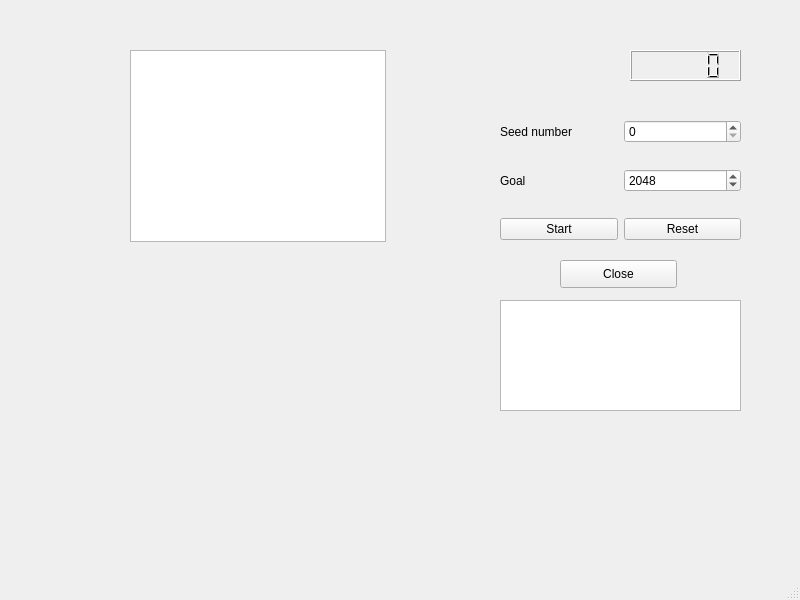
The window that student/12/numbers_gui/mainwindow.ui (teanre/programming-2-projects) describes before a commit, drawn with Qt 5.
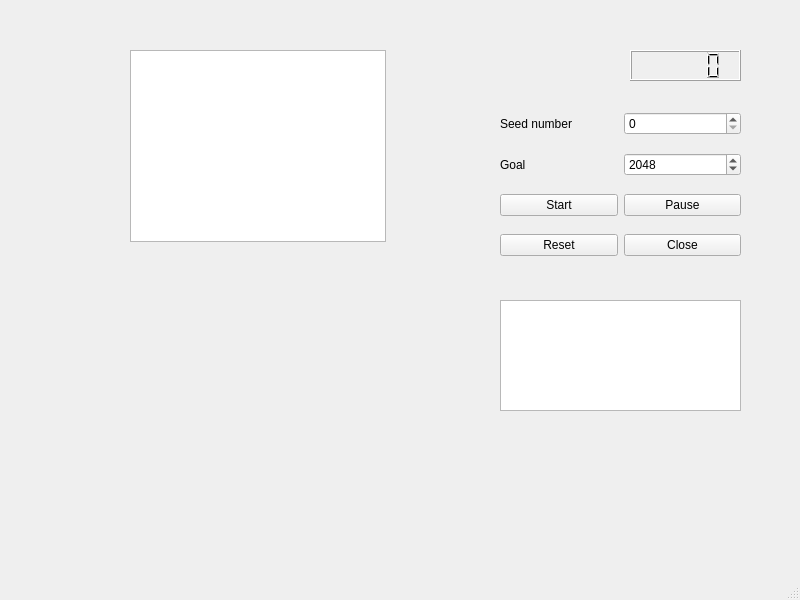
The same window after the commit.

Commit message: pause functionality added. instructions updated.

Diff of the .ui file:
```diff
--- a/student/12/numbers_gui/mainwindow.ui
+++ b/student/12/numbers_gui/mainwindow.ui
@@ -20,41 +20,13 @@
       <x>500</x>
       <y>100</y>
       <width>241</width>
-      <height>161</height>
+      <height>168</height>
      </rect>
     </property>
     <layout class="QGridLayout" name="gridLayout">
-     <item row="0" column="0">
-      <widget class="QLabel" name="seedLabel">
-       <property name="text">
-        <string>Seed number</string>
-       </property>
-      </widget>
-     </item>
-     <item row="1" column="0">
-      <widget class="QLabel" name="goalLabel">
-       <property name="text">
-        <string>Goal</string>
-       </property>
-      </widget>
-     </item>
-     <item row="5" column="1">
-      <widget class="QPushButton" name="resetButton">
-       <property name="text">
-        <string>Reset</string>
-       </property>
-      </widget>
-     </item>
      <item row="0" column="1">
       <widget class="QSpinBox" name="seedSpinBox"/>
      </item>
-     <item row="5" column="0">
-      <widget class="QPushButton" name="startButton">
-       <property name="text">
-        <string>Start</string>
-       </property>
-      </widget>
-     </item>
      <item row="1" column="1">
       <widget class="QSpinBox" name="goalSpinBox">
        <property name="minimum">
@@ -68,6 +40,48 @@
        </property>
       </widget>
      </item>
+     <item row="0" column="0">
+      <widget class="QLabel" name="seedLabel">
+       <property name="text">
+        <string>Seed number</string>
+       </property>
+      </widget>
+     </item>
+     <item row="1" column="0">
+      <widget class="QLabel" name="goalLabel">
+       <property name="text">
+        <string>Goal</string>
+       </property>
+      </widget>
+     </item>
+     <item row="5" column="0">
+      <widget class="QPushButton" name="startButton">
+       <property name="text">
+        <string>Start</string>
+       </property>
+      </widget>
+     </item>
+     <item row="6" column="1">
+      <widget class="QPushButton" name="closeButton">
+       <property name="text">
+        <string>Close</string>
+       </property>
+      </widget>
+     </item>
+     <item row="6" column="0">
+      <widget class="QPushButton" name="resetButton">
+       <property name="text">
+        <string>Reset</string>
+       </property>
+      </widget>
+     </item>
+     <item row="5" column="1">
+      <widget class="QPushButton" name="pauseButton">
+       <property name="text">
+        <string>Pause</string>
+       </property>
+      </widget>
+     </item>
     </layout>
    </widget>
    <widget class="QGraphicsView" name="graphicsView">
@@ -90,19 +104,6 @@
      </rect>
     </property>
    </widget>
-   <widget class="QPushButton" name="closeButton">
-    <property name="geometry">
-     <rect>
-      <x>560</x>
-      <y>260</y>
-      <width>117</width>
-      <height>28</height>
-     </rect>
-    </property>
-    <property name="text">
-     <string>Close</string>
-    </property>
-   </widget>
    <widget class="QTextBrowser" name="textBrowser">
     <property name="geometry">
      <rect>
```
The commit also changes 3 other files.
